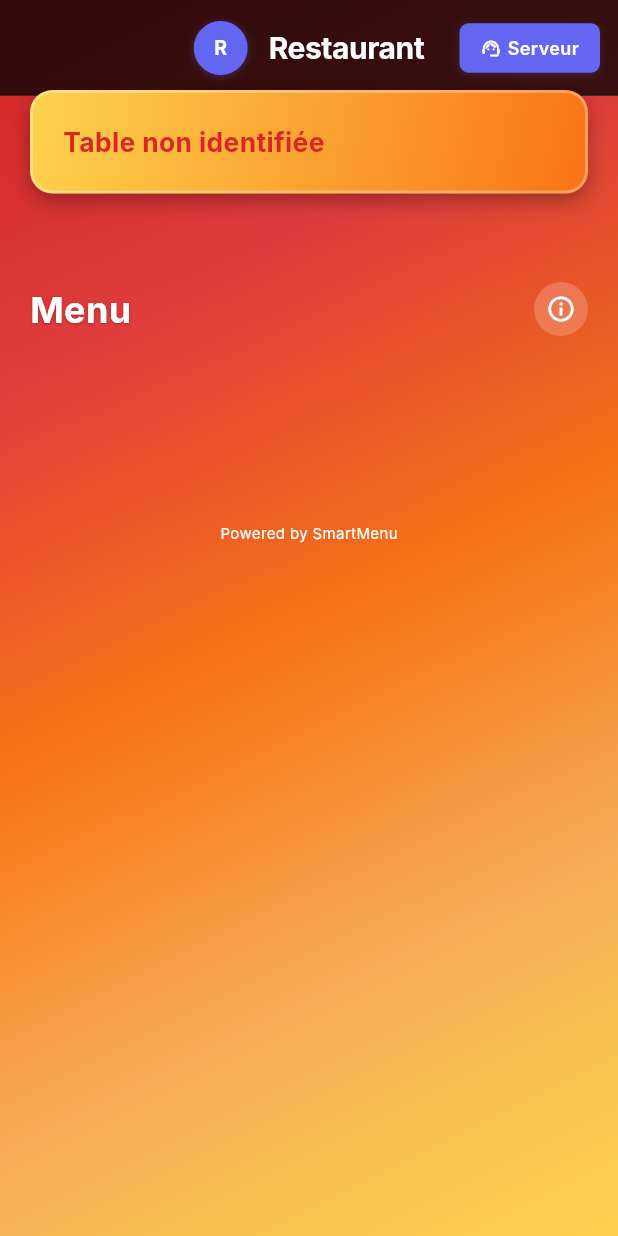
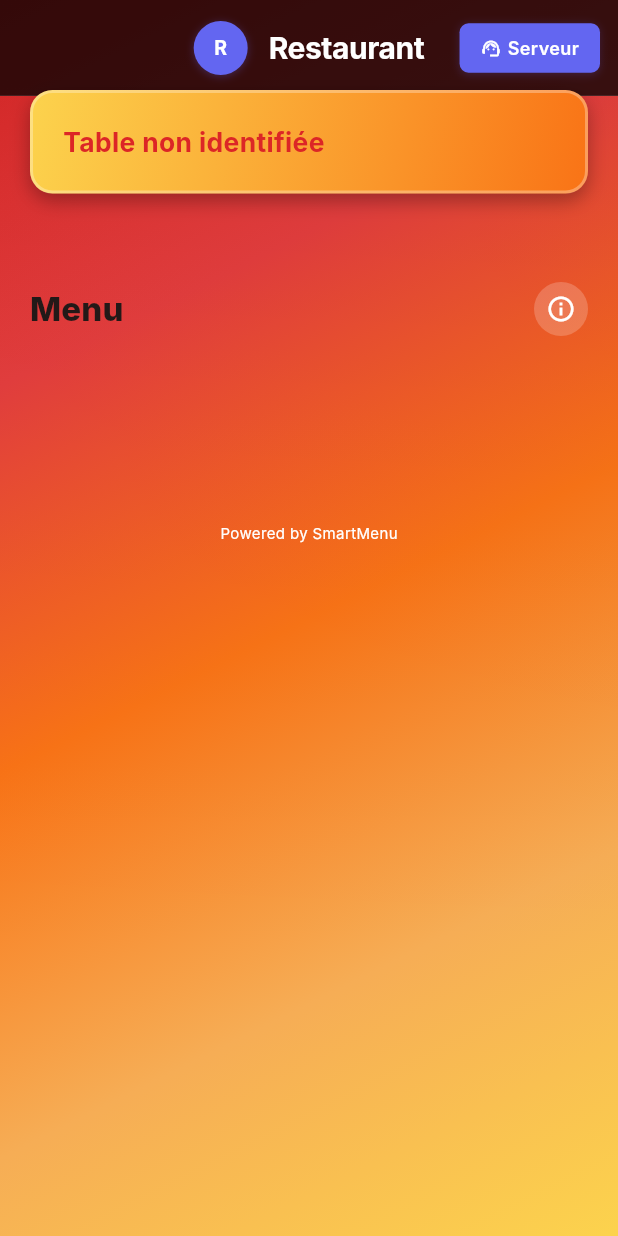
Before and after one commit to RaphHtech/smartmenu, a Flutter app: the MenuScreen screen opened directly, after a tap on "Serveur", on a phone screen of 412 x 824 dp. Run offline on Flutter 3.47's test engine with Material 3 defaults, Android fonts, the phone set to English and light mode, and no system bars; our stand-ins replace cloud_firestore, firebase_auth, firebase_core, firebase_storage, image_picker, qr_flutter and 1 more; missing offline and left inert: dart:html, mobile_scanner; accounts and stored records are empty; Roboto replaces fonts that are missing (Inter); statements that could not run were skipped.

Commit message:
feat(currency): migrate menu widgets to unified currency
- Remove hardcoded ₪ symbols and currencySymbol parameters
- Implement context.money() in MenuItem, CartFloat, MenuScreen
- Wrap MenuScreen with CurrencyScope for context injection
- Fix modal context issues for proper currency access

```diff
--- a/lib/screens/menu/menu_screen.dart
+++ b/lib/screens/menu/menu_screen.dart
@@ -15,6 +15,7 @@ import 'package:flutter/foundation.dart' show kIsWeb;
 import 'dart:html' as html;
 import '../../widgets/premium_app_header_widget.dart';
 import '../../services/server_call_service.dart';
+import '../../state/currency_scope.dart';
 
 List<String> applyOrderAndHide(
   Set<String> allCats,
@@ -73,19 +74,6 @@ class SimpleMenuScreenState extends State<MenuScreen> {
         return '🍹';
       default:
         return '⭐';
-    }
-  }
-
-  String _symbolFor(String code) {
-    switch (code) {
-      case 'ILS':
-        return '₪';
-      case 'EUR':
-        return '€';
-      case 'USD':
-        return '\$';
-      default:
-        return code; // fallback: affiche 'GBP', 'CAD', etc.
     }
   }
 
@@ -417,9 +405,68 @@ class SimpleMenuScreenState extends State<MenuScreen> {
     }
   }
 
+  Widget _buildPromoBanner() {
+    if (!_promoEnabled || _promoText.isEmpty) return const SizedBox.shrink();
+
+    return Container(
+      margin: const EdgeInsets.symmetric(horizontal: 16, vertical: 8),
+      decoration: BoxDecoration(
+        gradient: LinearGradient(
+          colors: [
+            Colors.white.withValues(alpha: 0.15),
+            Colors.white.withValues(alpha: 0.10),
+          ],
+        ),
+        borderRadius: BorderRadius.circular(16),
+        boxShadow: [
+          BoxShadow(
+            color: Colors.black.withValues(alpha: 0.08),
+            blurRadius: 8,
+            offset: const Offset(0, 2),
+          ),
+        ],
+      ),
+      child: Padding(
+        padding: const EdgeInsets.all(16),
+        child: Row(
+          children: [
+            Container(
+              width: 24,
+              height: 24,
+              decoration: BoxDecoration(
+                color: Colors.amber.withValues(alpha: 0.2),
+                shape: BoxShape.circle,
+              ),
+              child: const Icon(Icons.local_offer_rounded,
+                  size: 14, color: Colors.white),
+            ),
+            const SizedBox(width: 12),
+            Expanded(
+              child: Text(
+                _promoText,
+                style: const TextStyle(
+                  color: Colors.white,
+                  fontSize: 14,
+                  fontWeight: FontWeight.w600,
+                  height: 1.3,
+                ),
+                maxLines: 2,
+                overflow: TextOverflow.ellipsis,
+                textAlign: TextAlign.center,
+              ),
+            ),
+          ],
+        ),
+      ),
+    );
+  }
+
   @override
   Widget build(BuildContext context) {
-    return Stack(
+    final code = _restaurantCurrency.toUpperCase();
+    return CurrencyScope(
+      code: code,
+      child: Stack(
         clipBehavior: Clip.none,
         children: [
           // 1) Fond diagonal (135°)
@@ -497,39 +544,7 @@ class SimpleMenuScreenState extends State<MenuScreen> {
                       child: AnimatedOpacity(
                         duration: const Duration(milliseconds: 180),
                         opacity: _isHeaderCollapsed ? 0 : 1,
-                      child: (_promoEnabled && _promoText.isNotEmpty)
-                          ? Container(
-                              margin: const EdgeInsets.symmetric(
-                                  horizontal: 20, vertical: 8),
-                              padding: const EdgeInsets.symmetric(
-                                  horizontal: 16, vertical: 12),
-                              decoration: BoxDecoration(
-                                color: const Color(0x26F59E0B),
-                                borderRadius: BorderRadius.circular(12),
-                                border:
-                                    Border.all(color: const Color(0x33F59E0B)),
-                              ),
-                              child: Row(
-                                children: [
-                                  const Icon(Icons.local_offer,
-                                      size: 18, color: Color(0xFFF59E0B)),
-                                  const SizedBox(width: 8),
-                                  Expanded(
-                                    child: Text(
-                                      _promoText,
-                                      textAlign: TextAlign.center,
-                                      maxLines: 1,
-                                      overflow: TextOverflow.ellipsis,
-                                      style: const TextStyle(
-                                        fontWeight: FontWeight.w600,
-                                        color: Color(0xFF92400E),
-                                      ),
-                                    ),
-                                  ),
-                                ],
-                              ),
-                            )
-                          : const SizedBox.shrink(),
+                        child: _buildPromoBanner(),
                       ),
                     ),
                   ),
@@ -602,16 +617,14 @@ class SimpleMenuScreenState extends State<MenuScreen> {
                             _selectedCategory.isEmpty
                                 ? 'Menu'
                                 : _selectedCategory,
-                          style: const TextStyle(
-                            fontSize: 24,
-                            fontWeight: FontWeight.bold,
-                            color: Colors.white,
-                            shadows: [
-                              Shadow(
-                                  offset: Offset(0, 1),
-                                  blurRadius: 2,
-                                  color: Colors.black26)
-                            ],
+                            style: Theme.of(context)
+                                .textTheme
+                                .titleLarge
+                                ?.copyWith(
+                                  fontWeight: FontWeight.w800,
+                                  letterSpacing: 0.1,
+                                  color:
+                                      Theme.of(context).colorScheme.onSurface,
                                 ),
                           ),
                           GestureDetector(
@@ -687,7 +700,6 @@ class SimpleMenuScreenState extends State<MenuScreen> {
                                   onSetQuantity: setItemQuantity, // ← NOUVEAU
                                   onIncreaseQuantity: increaseQuantity,
                                   onDecreaseQuantity: decreaseQuantity,
-                                currencySymbol: _symbolFor(_restaurantCurrency),
                                 ),
                               );
                             },
@@ -782,6 +794,7 @@ class SimpleMenuScreenState extends State<MenuScreen> {
               onConfirmOrder: _confirmOrder,
             ),
         ],
+      ),
     );
   }
 }
--- a/lib/widgets/menu/cart_floating_widget.dart
+++ b/lib/widgets/menu/cart_floating_widget.dart
@@ -1,5 +1,7 @@
 import 'package:flutter/material.dart';
 import '../../core/constants/colors.dart';
+import '../../services/currency_service.dart';
+import '../../state/currency_scope.dart';
 
 class CartFloatingWidget extends StatelessWidget {
   final int cartItemCount;
@@ -18,24 +20,42 @@ class CartFloatingWidget extends StatelessWidget {
     if (cartItemCount == 0) return const SizedBox.shrink();
 
     return SafeArea(
-      minimum: const EdgeInsets.only(bottom: 16, right: 16),
+      minimum: const EdgeInsets.only(bottom: 100, right: 16),
       child: Align(
         alignment: Alignment.bottomRight,
         child: AnimatedSwitcher(
           duration: const Duration(milliseconds: 180),
           switchInCurve: Curves.easeOut,
           switchOutCurve: Curves.easeIn,
-          child: FloatingActionButton.extended(
-            key: ValueKey('$cartItemCount-$cartTotal'),
-            heroTag: 'cartFab',
+          child: FilledButton.tonal(
             onPressed: onViewOrder,
-            backgroundColor: AppColors.primary,
-            foregroundColor: Colors.white,
-            elevation: 10,
-            icon: const Icon(Icons.shopping_cart, size: 20),
-            label: Text(
-              '$cartItemCount • ₪${cartTotal.toStringAsFixed(2)}',
-              style: const TextStyle(fontWeight: FontWeight.w600),
+            style: FilledButton.styleFrom(
+              padding: const EdgeInsets.symmetric(horizontal: 20, vertical: 16),
+              elevation: 8,
+              shape: const StadiumBorder(),
+              textStyle: const TextStyle(fontWeight: FontWeight.w700),
+            ),
+            child: Row(
+              mainAxisSize: MainAxisSize.min,
+              children: [
+                Container(
+                  padding: const EdgeInsets.all(6),
+                  decoration: BoxDecoration(
+                    color: Theme.of(context).colorScheme.primary,
+                    shape: BoxShape.circle,
+                  ),
+                  child: Text(
+                    '$cartItemCount',
+                    style: TextStyle(
+                      color: Theme.of(context).colorScheme.onPrimary,
+                      fontSize: 12,
+                      fontWeight: FontWeight.w700,
+                    ),
+                  ),
+                ),
+                const SizedBox(width: 12),
+                Text(context.money(cartTotal)),
+              ],
             ),
           ),
         ),
```
Lines whose indentation alone changed are shown as unchanged.
